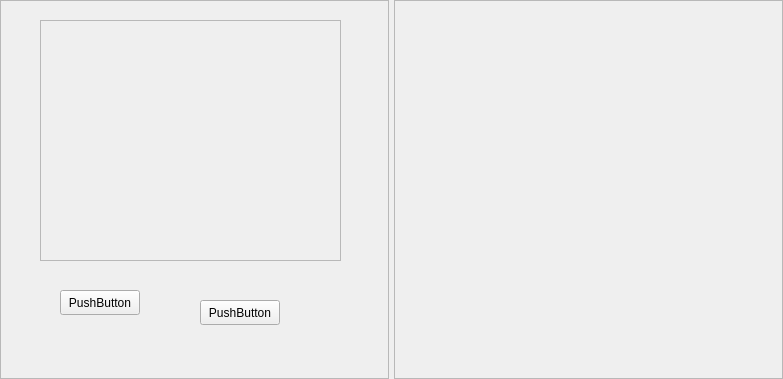
This is UI/Pages/page1.ui in i-am-rk/payment-system as Qt 5 draws it before an edit. The edited form follows.
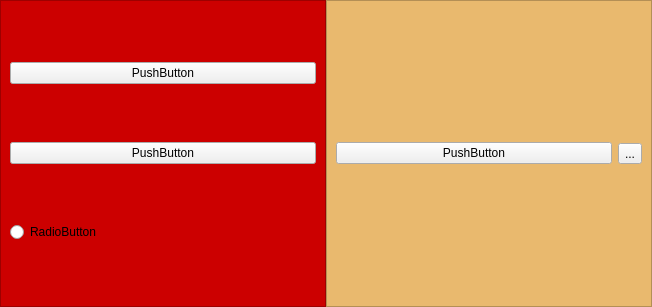
This is the edited form. Icons and pictures are not drawn.

```diff
--- a/UI/Pages/page1.ui
+++ b/UI/Pages/page1.ui
@@ -6,8 +6,8 @@
    <rect>
     <x>0</x>
     <y>0</y>
-    <width>783</width>
-    <height>379</height>
+    <width>652</width>
+    <height>307</height>
    </rect>
   </property>
   <property name="windowTitle">
@@ -15,7 +15,7 @@
   </property>
   <layout class="QHBoxLayout" name="horizontalLayout">
    <property name="spacing">
-    <number>5</number>
+    <number>0</number>
    </property>
    <property name="leftMargin">
     <number>0</number>
@@ -31,86 +31,71 @@
    </property>
    <item>
     <widget class="QFrame" name="frame">
+     <property name="styleSheet">
+      <string notr="true">QFrame{
+	background-color: rgb(204, 0, 0);
+}</string>
+     </property>
      <property name="frameShape">
       <enum>QFrame::StyledPanel</enum>
      </property>
      <property name="frameShadow">
       <enum>QFrame::Raised</enum>
      </property>
-     <widget class="QFrame" name="frame_3">
-      <property name="geometry">
-       <rect>
-        <x>40</x>
-        <y>20</y>
-        <width>301</width>
-        <height>241</height>
-       </rect>
-      </property>
-      <property name="frameShape">
-       <enum>QFrame::StyledPanel</enum>
-      </property>
-      <property name="frameShadow">
-       <enum>QFrame::Raised</enum>
-      </property>
-      <widget class="QLabel" name="label">
-       <property name="geometry">
-        <rect>
-         <x>30</x>
-         <y>30</y>
-         <width>241</width>
-         <height>171</height>
-        </rect>
-       </property>
-       <property name="text">
-        <string/>
-       </property>
-       <property name="pixmap">
-        <pixmap resource="../resource.qrc">:/images/resources/scenery1.jpg</pixmap>
-       </property>
-       <property name="scaledContents">
-        <bool>true</bool>
-       </property>
-       <property name="alignment">
-        <set>Qt::AlignCenter</set>
-       </property>
-      </widget>
-     </widget>
-     <widget class="QPushButton" name="pushButton">
-      <property name="geometry">
-       <rect>
-        <x>60</x>
-        <y>290</y>
-        <width>80</width>
-        <height>25</height>
-       </rect>
-      </property>
-      <property name="text">
-       <string>PushButton</string>
-      </property>
-     </widget>
-     <widget class="QPushButton" name="pushButton_2">
-      <property name="geometry">
-       <rect>
-        <x>200</x>
-        <y>300</y>
-        <width>80</width>
-        <height>25</height>
-       </rect>
-      </property>
-      <property name="text">
-       <string>PushButton</string>
-      </property>
-     </widget>
+     <layout class="QVBoxLayout" name="verticalLayout">
+      <item>
+       <widget class="QPushButton" name="pushButton">
+        <property name="text">
+         <string>PushButton</string>
+        </property>
+       </widget>
+      </item>
+      <item>
+       <widget class="QPushButton" name="pushButton_2">
+        <property name="text">
+         <string>PushButton</string>
+        </property>
+       </widget>
+      </item>
+      <item>
+       <widget class="QRadioButton" name="radioButton">
+        <property name="text">
+         <string>RadioButton</string>
+        </property>
+       </widget>
+      </item>
+     </layout>
     </widget>
    </item>
    <item>
     <widget class="QFrame" name="frame_2">
+     <property name="styleSheet">
+      <string notr="true">QFrame{
+background-color: rgb(233, 185, 110);
+}</string>
+     </property>
      <property name="frameShape">
       <enum>QFrame::StyledPanel</enum>
      </property>
      <property name="frameShadow">
       <enum>QFrame::Raised</enum>
      </property>
+     <layout class="QHBoxLayout" name="horizontalLayout_2">
+      <item>
+       <widget class="QPushButton" name="pushButton_3">
+        <property name="text">
+         <string>PushButton</string>
+        </property>
+       </widget>
+      </item>
+      <item>
+       <widget class="QToolButton" name="toolButton">
+        <property name="text">
+         <string>...</string>
+        </property>
+       </widget>
+      </item>
+     </layout>
     </widget>
    </item>
   </layout>
```
Left out of the diff: 4 changed lines with no effect on the pictures.
